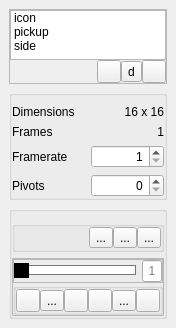
eigenbom/MQ-Sprite, file src/animationwidget.ui: the form before one commit.
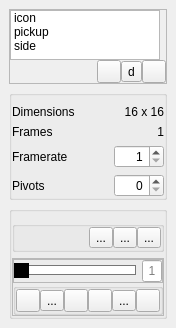
The form after the commit. Icons and pictures are not drawn. Custom widgets are drawn as their Qt base class.

Diff of the .ui file:
```diff
--- a/src/animationwidget.ui
+++ b/src/animationwidget.ui
@@ -6,10 +6,16 @@
    <rect>
     <x>0</x>
     <y>0</y>
-    <width>160</width>
-    <height>311</height>
+    <width>170</width>
+    <height>320</height>
    </rect>
   </property>
+  <property name="sizePolicy">
+   <sizepolicy hsizetype="Minimum" vsizetype="Preferred">
+    <horstretch>0</horstretch>
+    <verstretch>0</verstretch>
+   </sizepolicy>
+  </property>
   <property name="windowTitle">
    <string>Form</string>
   </property>
@@ -28,6 +34,18 @@
    </property>
    <item>
     <widget class="QFrame" name="frame_3">
+     <property name="sizePolicy">
+      <sizepolicy hsizetype="Minimum" vsizetype="Preferred">
+       <horstretch>0</horstretch>
+       <verstretch>0</verstretch>
+      </sizepolicy>
+     </property>
+     <property name="maximumSize">
+      <size>
+       <width>999</width>
+       <height>16777215</height>
+      </size>
+     </property>
      <property name="frameShape">
       <enum>QFrame::StyledPanel</enum>
      </property>
@@ -53,21 +71,21 @@
       <item>
        <widget class="ModeListWidget" name="listWidgetModes">
         <property name="sizePolicy">
-         <sizepolicy hsizetype="Preferred" vsizetype="Preferred">
+         <sizepolicy hsizetype="Minimum" vsizetype="Preferred">
           <horstretch>0</horstretch>
           <verstretch>0</verstretch>
          </sizepolicy>
         </property>
         <property name="minimumSize">
          <size>
-          <width>0</width>
+          <width>50</width>
           <height>50</height>
          </size>
         </property>
         <property name="maximumSize">
          <size>
-          <width>16777215</width>
-          <height>150</height>
+          <width>150</width>
+          <height>200</height>
          </size>
         </property>
         <property name="horizontalScrollBarPolicy">
@@ -82,6 +100,12 @@
         <property name="selectionBehavior">
          <enum>QAbstractItemView::SelectItems</enum>
         </property>
+        <property name="resizeMode">
+         <enum>QListView::Fixed</enum>
+        </property>
+        <property name="viewMode">
+         <enum>QListView::ListMode</enum>
+        </property>
         <property name="uniformItemSizes">
          <bool>false</bool>
         </property>
@@ -190,6 +214,12 @@
    </item>
    <item>
     <widget class="QGroupBox" name="groupBox">
+     <property name="sizePolicy">
+      <sizepolicy hsizetype="Minimum" vsizetype="Preferred">
+       <horstretch>0</horstretch>
+       <verstretch>0</verstretch>
+      </sizepolicy>
+     </property>
      <property name="title">
       <string/>
      </property>
@@ -247,6 +277,18 @@
       </item>
       <item row="3" column="0">
        <widget class="QLabel" name="label_3">
+        <property name="sizePolicy">
+         <sizepolicy hsizetype="Preferred" vsizetype="Preferred">
+          <horstretch>0</horstretch>
+          <verstretch>0</verstretch>
+         </sizepolicy>
+        </property>
+        <property name="maximumSize">
+         <size>
+          <width>999</width>
+          <height>16777215</height>
+         </size>
+        </property>
         <property name="text">
          <string>Pivots</string>
         </property>
@@ -268,6 +310,12 @@
       </item>
       <item row="2" column="0">
        <widget class="QLabel" name="label_4">
+        <property name="sizePolicy">
+         <sizepolicy hsizetype="Preferred" vsizetype="Preferred">
+          <horstretch>0</horstretch>
+          <verstretch>0</verstretch>
+         </sizepolicy>
+        </property>
         <property name="text">
          <string>Framerate</string>
         </property>
@@ -275,6 +323,12 @@
       </item>
       <item row="2" column="1">
        <widget class="QSpinBox" name="spinBoxFramerate">
+        <property name="maximumSize">
+         <size>
+          <width>50</width>
+          <height>16777215</height>
+         </size>
+        </property>
         <property name="alignment">
          <set>Qt::AlignRight|Qt::AlignTrailing|Qt::AlignVCenter</set>
         </property>
```
Left out of the diff: 27 changed lines with no effect on the pictures.
